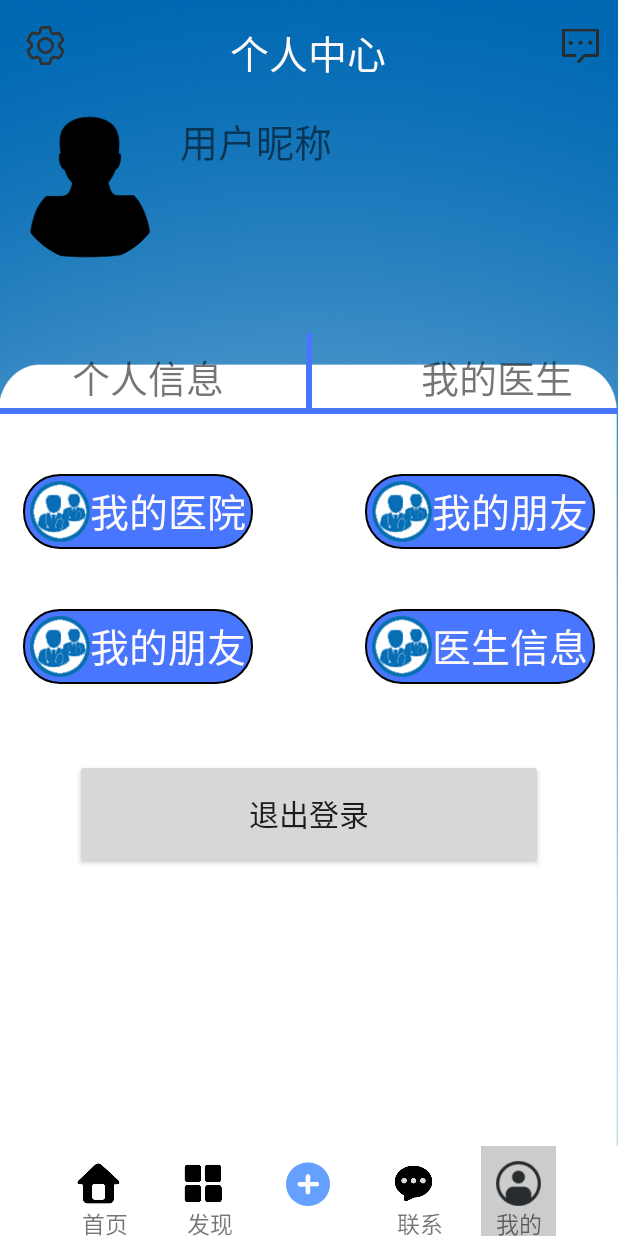
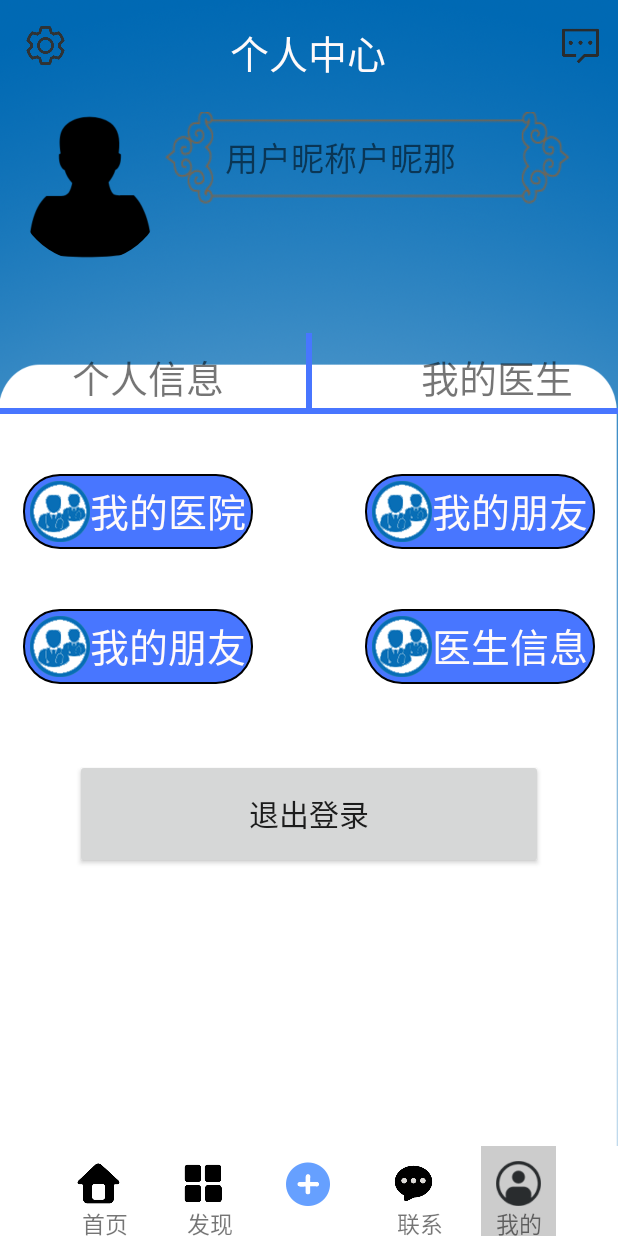
Before and after one commit to hitApple/healthAssistant, an Android app: the me screen opened directly, with no data from a screen before it, on a phone screen of 412 x 824 dp. Run offline under Robolectric (Android 15) with nearby library versions, the phone set to English and light mode, and no system bars; our stand-ins replace CircleImageView; pictures from the network do not load.

Commit message:
增加天气显示格式，增加设置用户昵称，修改安装后引导界面图片

```diff
--- a/app/src/main/java/com/example/app3/me.java
+++ b/app/src/main/java/com/example/app3/me.java
@@ -15,9 +15,11 @@ import android.util.Log;
 import android.view.KeyEvent;
 import android.view.View;
 import android.widget.Button;
+import android.widget.EditText;
 import android.widget.ImageView;
 import android.widget.LinearLayout;
 import android.widget.RelativeLayout;
+import android.widget.TextView;
 import android.widget.Toast;
 
 import androidx.annotation.NonNull;
@@ -150,8 +152,6 @@ public class me extends BaseActivity {
                             (float) (-screenH/2))
                             .setDuration(500)
                             .start();
-
-
                 }
             }
         });
@@ -233,6 +233,26 @@ public class me extends BaseActivity {
             @Override
             public void onClick(View view) {
                 startActivity(new Intent(com.example.app3.me.this, FavouritesHospitalView.class));
+            }
+        });
+
+        findViewById(R.id.username).setOnClickListener(new View.OnClickListener() {
+            @Override
+            public void onClick(View v) {
+                findViewById(R.id.setUerName).setVisibility(View.VISIBLE);
+            }
+        });
+        findViewById(R.id.cross).setOnClickListener(new View.OnClickListener() {
+            @Override
+            public void onClick(View v) {
+                findViewById(R.id.setUerName).setVisibility(View.GONE);
+            }
+        });
+        findViewById(R.id.determine).setOnClickListener(new View.OnClickListener() {
+            @Override
+            public void onClick(View v) {
+                ((TextView)findViewById(R.id.username)).setText(((EditText)findViewById(R.id.editName)).getText());
+                findViewById(R.id.setUerName).setVisibility(View.GONE);
             }
         });
 
--- /dev/null
+++ b/app/src/main/res/drawable/rounded_rect_xml3.xml
@@ -0,0 +1,5 @@
+<?xml version="1.0" encoding="utf-8"?>
+<shape xmlns:android="http://schemas.android.com/apk/res/android" >
+    <corners android:radius="25dip"/>
+    <solid android:color="#C7DFDB"/>
+</shape>
--- a/app/src/main/res/layout/personalcenter.xml
+++ b/app/src/main/res/layout/personalcenter.xml
@@ -6,6 +6,7 @@
     android:layout_height="match_parent"
     android:orientation="vertical"
     android:background="@drawable/background">
+
     <RelativeLayout
         android:id="@+id/full"
         android:layout_width="match_parent"
@@ -73,50 +74,17 @@
 
                 <TextView
                     android:id="@+id/username"
-                    android:layout_width="wrap_content"
+                    android:layout_width="270dp"
                     android:layout_height="wrap_content"
-                    android:text="用户昵称"
+                    android:text="用户昵称户昵那"
+                    android:paddingLeft="40dp"
+                    android:paddingTop="13dp"
+                    android:paddingBottom="13dp"
                     android:layout_marginTop="20dp"
-                    android:layout_marginLeft="10dp"
-                    android:textSize="25dp"
-                    android:layout_toRightOf="@+id/personal_pic"/>
-                <!--<LinearLayout
-                    android:layout_alignParentRight="true"
-                    android:layout_width="wrap_content"
-                    android:layout_height="wrap_content"
-                    android:orientation="vertical"
-                    android:layout_marginRight="10dp">
-
-                    <ImageView
-                        android:id="@+id/uploadavatar"
-                        android:layout_width="130dp"
-                        android:layout_height="35dp"
-                        android:layout_marginLeft="30dp"
-                        android:layout_marginTop="50dp"
-                        android:background="@drawable/uploadavatar" />
-
-                    <LinearLayout
-                        android:layout_width="wrap_content"
-                        android:layout_height="match_parent">
-
-                        <ImageView
-                            android:id="@+id/picture"
-                            android:layout_width="56dp"
-                            android:layout_height="54dp"
-                            android:layout_centerVertical="true"
-                            android:layout_marginLeft="30dp"
-                            android:background="@drawable/image" />
-
-                        <ImageView
-                            android:id="@+id/camera"
-                            android:layout_width="56dp"
-                            android:layout_height="56dp"
-                            android:layout_centerVertical="true"
-                            android:layout_marginLeft="15dp"
-                            android:background="@drawable/camera" />
-                    </LinearLayout>
-
-                </LinearLayout>-->
+                    android:paddingRight="40dp"
+                    android:layout_toRightOf="@id/personal_pic"
+                    android:textSize="22dp"
+                    android:background="@drawable/name"/>
             </RelativeLayout>
 
             <RelativeLayout
@@ -306,6 +274,9 @@
         </RelativeLayout>
     </RelativeLayout>
 
+
+
+
     <include
         layout="@layout/plus2"
         android:id="@+id/plus_ui2"
@@ -371,5 +342,53 @@
 
 
     </RelativeLayout>
+    <RelativeLayout
+        android:id="@+id/setUerName"
+        android:layout_width="match_parent"
+        android:layout_height="match_parent"
+        android:background="#74FFFFFF"
+        android:visibility="gone">
+
+        <ImageView
+            android:layout_width="match_parent"
+            android:layout_height="wrap_content"
+            android:layout_marginTop="150dp"
+            android:background="@drawable/namebiankuang" />
+
+
+        <EditText
+            android:paddingLeft="15dp"
+            android:paddingRight="15dp"
+            android:id="@+id/editName"
+            android:layout_width="280dp"
+            android:layout_height="50dp"
+            android:layout_centerHorizontal="true"
+            android:layout_centerVertical="true"
+            android:background="@drawable/rounded_rect_xml3"
+            android:maxLength="7"
+            android:maxLines="1"
+            android:hint="请输入名称"/>
+
+        <Button
+            android:id="@+id/cross"
+            android:layout_width="wrap_content"
+            android:layout_height="wrap_content"
+            android:layout_below="@id/editName"
+            android:layout_alignLeft="@id/editName"
+            android:layout_marginTop="30dp"
+            android:layout_marginLeft="30dp"
+            android:background="@drawable/buttonblue"
+            android:text="取消" />
+
+        <Button
+            android:id="@+id/determine"
+            android:layout_width="wrap_content"
+            android:layout_height="wrap_content"
+            android:layout_alignTop="@id/cross"
+            android:layout_alignRight="@+id/editName"
+            android:layout_marginRight="30dp"
+            android:background="@drawable/buttonblue"
+            android:text="确定" />
+    </RelativeLayout>
 
 </RelativeLayout>
```
Also changed, not shown: app/src/main/res/anim/get_bigger.xml (added, +14 -0 lines), app/src/main/res/layout/homepage_find.xml (+28 -1 lines), app/src/main/res/layout/weather.xml (added, +67 -0 lines), app/src/main/res/drawable/guide_1.jpg (deleted), app/src/main/res/drawable/guide_1.png (added), app/src/main/res/drawable/guide_2.jpg (deleted), app/src/main/res/drawable/guide_2.png (added), app/src/main/res/drawable/guide_3.jpg (deleted), app/src/main/res/drawable/guide_3.png (added), app/src/main/res/drawable/guide_4.jpg (deleted), app/src/main/res/drawable/guide_4.png (added), app/src/main/res/drawable/name.png (added), app/src/main/res/drawable/namebiankuang.png (added).
